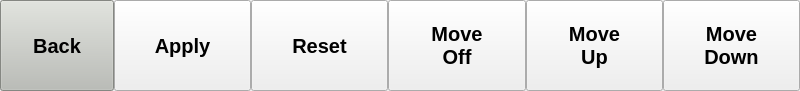
Qt form gui/alarms/alarmsbar.ui (MariuszSuchenek/MVM_GUI_test2) before a commit.
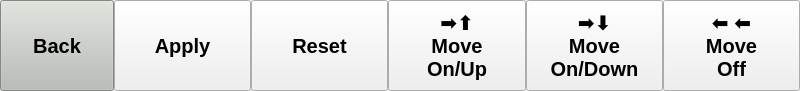
The same form after that commit.

Commit message: Fixed dictionary access in alarmbar; adjusted size policy to allow for dynamic fonts

Diff of the .ui file:
```diff
--- a/gui/alarms/alarmsbar.ui
+++ b/gui/alarms/alarmsbar.ui
@@ -510,6 +510,50 @@
      </property>
     </widget>
    </item>
+   <item>
+    <widget class="QPushButton" name="button_upalarm">
+     <property name="sizePolicy">
+      <sizepolicy hsizetype="Minimum" vsizetype="Expanding">
+       <horstretch>0</horstretch>
+       <verstretch>0</verstretch>
+      </sizepolicy>
+     </property>
+     <property name="font">
+      <font>
+       <pointsize>15</pointsize>
+       <weight>75</weight>
+       <bold>true</bold>
+      </font>
+     </property>
+     <property name="text">
+      <string>➡⬆
+Move
+On/Up</string>
+     </property>
+    </widget>
+   </item>
+   <item>
+    <widget class="QPushButton" name="button_downalarm">
+     <property name="sizePolicy">
+      <sizepolicy hsizetype="Minimum" vsizetype="Expanding">
+       <horstretch>0</horstretch>
+       <verstretch>0</verstretch>
+      </sizepolicy>
+     </property>
+     <property name="font">
+      <font>
+       <pointsize>15</pointsize>
+       <weight>75</weight>
+       <bold>true</bold>
+      </font>
+     </property>
+     <property name="text">
+      <string>➡⬇
+Move
+On/Down</string>
+     </property>
+    </widget>
+   </item>
    <item>
     <widget class="QPushButton" name="button_offalarm">
      <property name="sizePolicy">
@@ -538,53 +582,12 @@
       </font>
      </property>
      <property name="text">
-      <string>Move
+      <string>⬅ ⬅
+Move
 Off</string>
      </property>
     </widget>
    </item>
-   <item>
-    <widget class="QPushButton" name="button_upalarm">
-     <property name="sizePolicy">
-      <sizepolicy hsizetype="Minimum" vsizetype="Expanding">
-       <horstretch>0</horstretch>
-       <verstretch>0</verstretch>
-      </sizepolicy>
-     </property>
-     <property name="font">
-      <font>
-       <pointsize>15</pointsize>
-       <weight>75</weight>
-       <bold>true</bold>
-      </font>
-     </property>
-     <property name="text">
-      <string>Move
-Up</string>
-     </property>
-    </widget>
-   </item>
-   <item>
-    <widget class="QPushButton" name="button_downalarm">
-     <property name="sizePolicy">
-      <sizepolicy hsizetype="Minimum" vsizetype="Expanding">
-       <horstretch>0</horstretch>
-       <verstretch>0</verstretch>
-      </sizepolicy>
-     </property>
-     <property name="font">
-      <font>
-       <pointsize>15</pointsize>
-       <weight>75</weight>
-       <bold>true</bold>
-      </font>
-     </property>
-     <property name="text">
-      <string>Move
-Down</string>
-     </property>
-    </widget>
-   </item>
   </layout>
  </widget>
  <resources/>
```
The commit also changes 1 other file.
